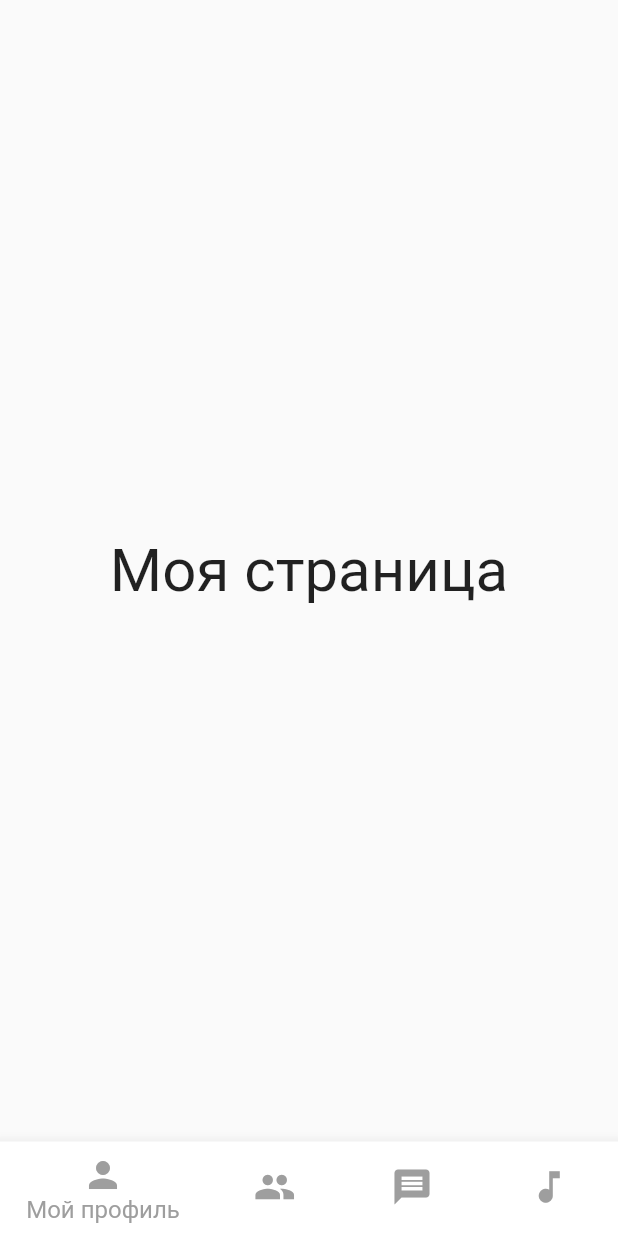
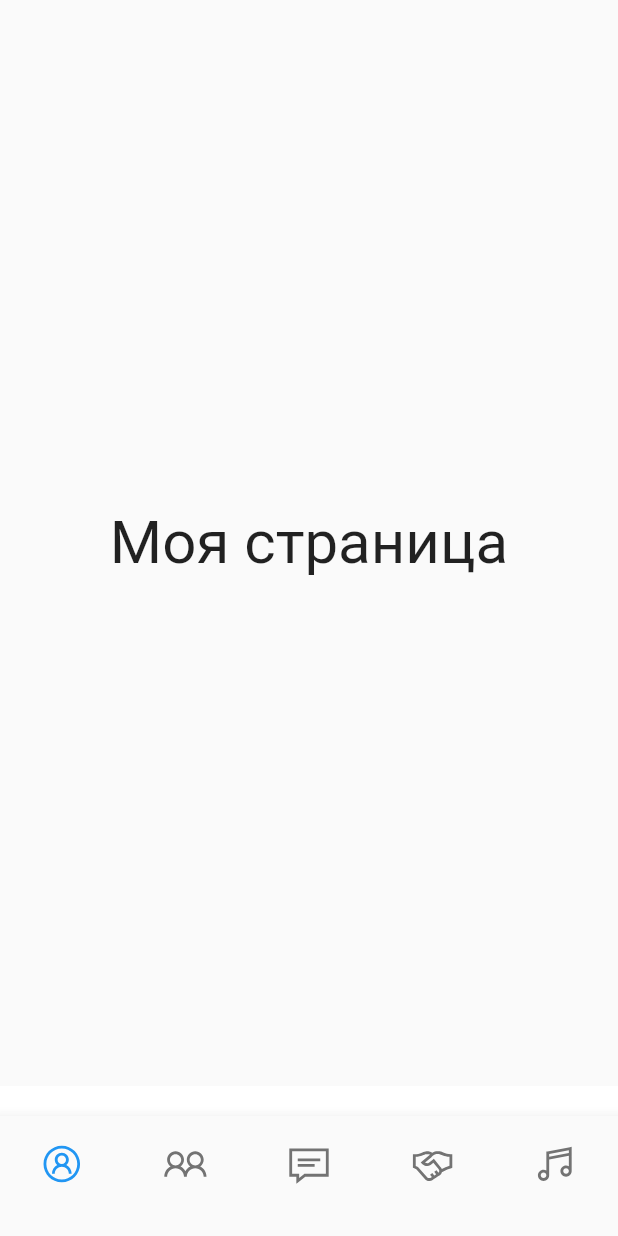
Before and after one commit to FedotovV/social_network, a Flutter app: the UserHomeScreen screen opened by its route, on a phone screen of 412 x 824 dp. Run offline on Flutter 3.47's test engine with Material 2 defaults, Android fonts, the phone set to English and light mode, and no system bars; our stand-ins replace line_icons.

Commit message:
change TextField all app + BottomNavBar

```diff
--- a/lib/main_screen/user_home_screen.dart
+++ b/lib/main_screen/user_home_screen.dart
@@ -1,4 +1,5 @@
 import 'package:flutter/material.dart';
+import 'package:line_icons/line_icons.dart';
 
 class UserHomeScreen extends StatefulWidget {
   const UserHomeScreen({Key? key}) : super(key: key);
@@ -29,6 +30,12 @@ class _UserHomeScreenState extends State<UserHomeScreen> {
     ),
     Center(
       child: Text(
+        'Мои сообщества',
+        style: TextStyle(fontSize: 40),
+      ),
+    ),
+    Center(
+      child: Text(
         'Моя музыка',
         style: TextStyle(fontSize: 40),
       ),
@@ -45,42 +52,63 @@ class _UserHomeScreenState extends State<UserHomeScreen> {
 
   @override
   Widget build(BuildContext context) {
-    return Scaffold(
+    return SafeArea(
+      child: Scaffold(
         body: Center(
           child: _widgetOptions[_currentTab],
         ),
-      bottomNavigationBar: BottomNavigationBar(
+        bottomNavigationBar: Container(
+          height: 100.0,
+          color: Colors.white,
+          padding: const EdgeInsets.only(top: 20.0),
+          child: Theme(
+            data: ThemeData.light(),
+            child: BottomNavigationBar(
+              type: BottomNavigationBarType.fixed,
               currentIndex: _currentTab,
-        // type: BottomNavigationBarType.fixed,
-        selectedItemColor: Colors.grey,
-        unselectedItemColor: Colors.grey,
-        iconSize: 28,
-        selectedFontSize: 16,
-        unselectedFontSize: 16,
               items: const [
                 BottomNavigationBarItem(
-            icon: Icon(Icons.person),
-            label: 'Мой профиль',
-            backgroundColor: Colors.white,
+                  icon: Icon(
+                    LineIcons.userCircle,
+                    size: 30,
+                  ),
+                  label: '',
+                  backgroundColor: Colors.grey,
                 ),
                 BottomNavigationBarItem(
-            icon: Icon(Icons.group),
-            label: 'Друзья',
-            backgroundColor: Colors.white,
+                  icon: Icon(
+                    LineIcons.userFriends,
+                    size: 30,
+                  ),
+                  label: '',
                 ),
                 BottomNavigationBarItem(
-            icon: Icon(Icons.message),
-            label: 'Сообщения',
-            backgroundColor: Colors.white,
+                  icon: Icon(
+                    LineIcons.sms,
+                    size: 30,
+                  ),
+                  label: '',
                 ),
                 BottomNavigationBarItem(
-            icon: Icon(Icons.music_note),
-            label: 'Музыка',
-            backgroundColor: Colors.white,
+                  icon: Icon(
+                    LineIcons.handshake,
+                    size: 30,
+                  ),
+                  label: '',
+                ),
+                BottomNavigationBarItem(
+                  icon: Icon(
+                    LineIcons.music,
+                    size: 30,
+                  ),
+                  label: '',
                 ),
               ],
               onTap: currentIndexScreen,
             ),
+          ),
+        ),
+      ),
     );
   }
 }
--- a/pubspec.yaml
+++ b/pubspec.yaml
@@ -34,6 +34,7 @@ dependencies:
   # The following adds the Cupertino Icons font to your application.
   # Use with the CupertinoIcons class for iOS style icons.
   cupertino_icons: ^1.0.2
+  line_icons: ^2.0.1
 
 dev_dependencies:
   flutter_test:
```
Also changed, not shown: lib/login_screen/login_screen.dart (+21 -3 lines), lib/login_screen/registration_screen.dart (+29 -9 lines), lib/login_screen/start_screen.dart (+7 -3 lines), pubspec.lock. Lines whose indentation alone changed are shown as unchanged.
